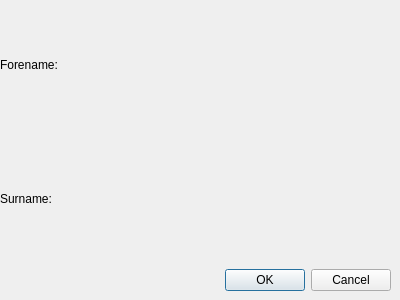
Qt form contactbuilder.ui (vmlemon/SocialClient) before a commit.
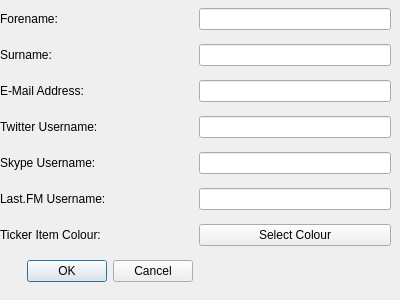
The same form after that commit.

Commit message: Colour picker integration

Patch:
```diff
--- a/contactbuilder.ui
+++ b/contactbuilder.ui
@@ -23,7 +23,7 @@
     </rect>
    </property>
    <layout class="QGridLayout" name="gridLayout">
-    <item row="2" column="0">
+    <item row="7" column="0">
      <widget class="QDialogButtonBox" name="buttonBox">
       <property name="orientation">
        <enum>Qt::Horizontal</enum>
@@ -47,6 +47,66 @@
       </property>
      </widget>
     </item>
+    <item row="2" column="0">
+     <widget class="QLabel" name="EMailLabel">
+      <property name="text">
+       <string>E-Mail Address: </string>
+      </property>
+     </widget>
+    </item>
+    <item row="3" column="0">
+     <widget class="QLabel" name="TwitterHandleLabel">
+      <property name="text">
+       <string>Twitter Username: </string>
+      </property>
+     </widget>
+    </item>
+    <item row="4" column="0">
+     <widget class="QLabel" name="SkypeHandleLabel">
+      <property name="text">
+       <string>Skype Username: </string>
+      </property>
+     </widget>
+    </item>
+    <item row="5" column="0">
+     <widget class="QLabel" name="LastFmHandleLabel">
+      <property name="text">
+       <string>Last.FM Username: </string>
+      </property>
+     </widget>
+    </item>
+    <item row="0" column="1">
+     <widget class="QLineEdit" name="Forename"/>
+    </item>
+    <item row="1" column="1">
+     <widget class="QLineEdit" name="Surname"/>
+    </item>
+    <item row="2" column="1">
+     <widget class="QLineEdit" name="EMail"/>
+    </item>
+    <item row="3" column="1">
+     <widget class="QLineEdit" name="TwitterHandle"/>
+    </item>
+    <item row="4" column="1">
+     <widget class="QLineEdit" name="SkypeHandle"/>
+    </item>
+    <item row="5" column="1">
+     <widget class="QLineEdit" name="LastFmHandle"/>
+    </item>
+    <item row="6" column="0">
+     <widget class="QLabel" name="TickerColourLabel">
+      <property name="text">
+       <string>Ticker Item Colour: </string>
+      </property>
+     </widget>
+    </item>
+    <item row="6" column="1">
+     <widget class="QPushButton" name="SelectColour">
+      <property name="text">
+       <string>Select Colour</string>
+      </property>
+     </widget>
+    </item>
    </layout>
   </widget>
  </widget>
```
The commit also changes 2 other files.
